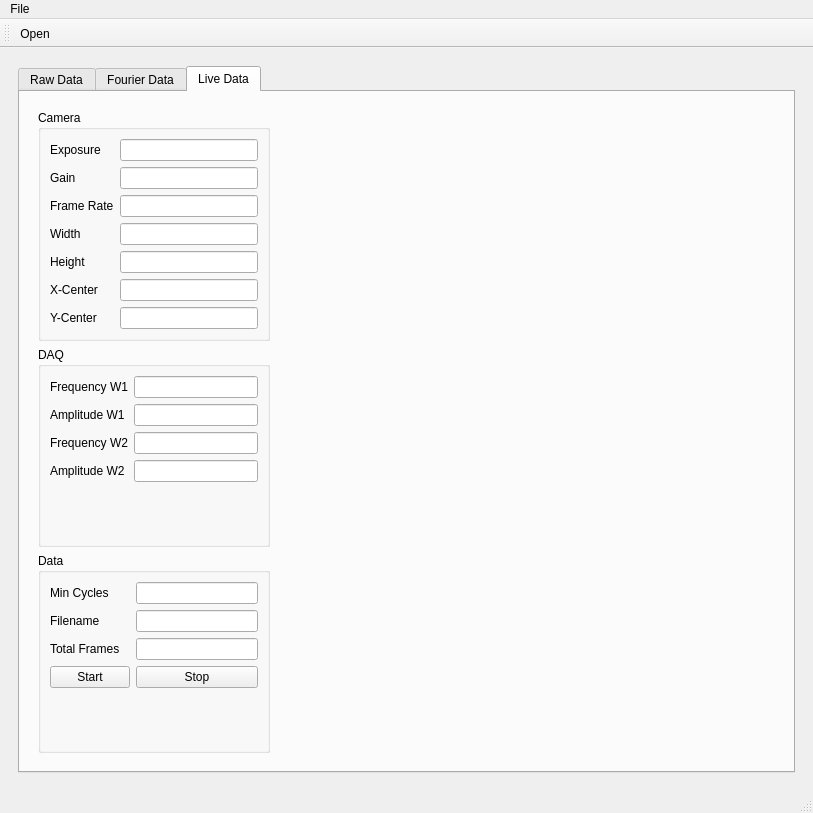
Qt form elchemi/view/GUI/main_window.ui (aquilesC/elchemi) before a commit.
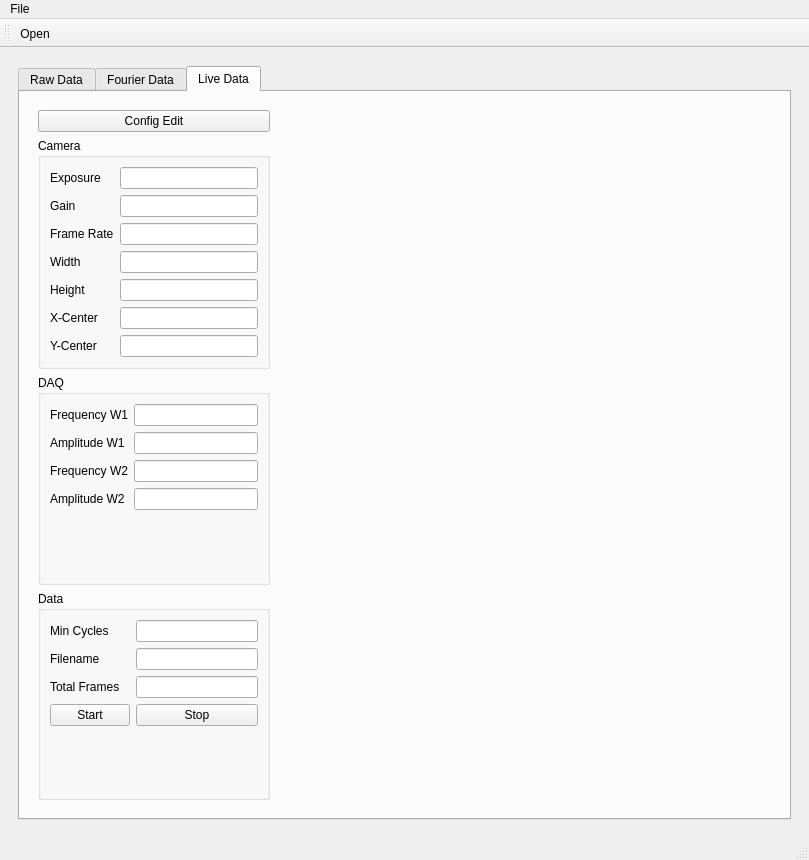
The same form after that commit. The open tabs and pages were chosen to show the change. Icons and pictures are not drawn. Custom widgets are drawn as their Qt base class.

Commit message: Added widget to directly edit the config in YAML format

The edit to the form file:
```diff
--- a/elchemi/view/GUI/main_window.ui
+++ b/elchemi/view/GUI/main_window.ui
@@ -6,8 +6,8 @@
    <rect>
     <x>0</x>
     <y>0</y>
-    <width>813</width>
-    <height>813</height>
+    <width>809</width>
+    <height>860</height>
    </rect>
   </property>
   <property name="windowTitle">
@@ -215,6 +215,13 @@
               </size>
              </property>
              <layout class="QVBoxLayout" name="verticalLayout">
+              <item>
+               <widget class="QPushButton" name="button_config_edit">
+                <property name="text">
+                 <string>Config Edit</string>
+                </property>
+               </widget>
+              </item>
               <item>
                <widget class="QGroupBox" name="groupBox">
                 <property name="title">
@@ -434,7 +441,7 @@
     <rect>
      <x>0</x>
      <y>0</y>
-     <width>813</width>
+     <width>809</width>
      <height>24</height>
     </rect>
    </property>
```
Left out of the diff: 20 changed lines with no effect on the pictures. The commit also changes 7 other files.
